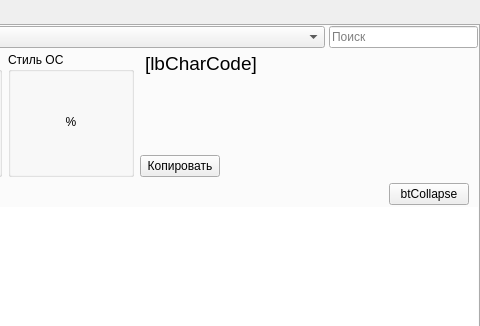
First picture: the form in Unicodia/FmMain.ui, repository Mercury13/unicodia, before the edit; both pictures show x 420 to 900 and y 0 to 326 of the 900 by 600 pixel window.
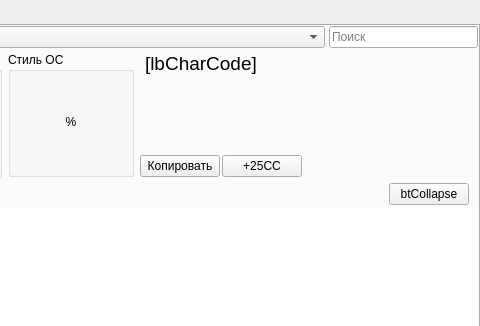
Second picture: the form after the edit. The open tabs and pages were chosen to show the change. Icons and pictures are not drawn. Custom widgets are drawn as their Qt base class.

Commit message: Button “+25CC”

What changed in the file:
```diff
--- a/Unicodia/FmMain.ui
+++ b/Unicodia/FmMain.ui
@@ -380,6 +380,19 @@
                          </property>
                         </widget>
                        </item>
+                       <item>
+                        <widget class="QPushButton" name="btCopyEx">
+                         <property name="sizePolicy">
+                          <sizepolicy hsizetype="Maximum" vsizetype="Fixed">
+                           <horstretch>0</horstretch>
+                           <verstretch>0</verstretch>
+                          </sizepolicy>
+                         </property>
+                         <property name="text">
+                          <string>+25CC</string>
+                         </property>
+                        </widget>
+                       </item>
                        <item>
                         <spacer name="horizontalSpacer">
                          <property name="orientation">
```
Left out of the diff: 6 changed lines with no effect on the pictures. The commit also changes 1 other file.
